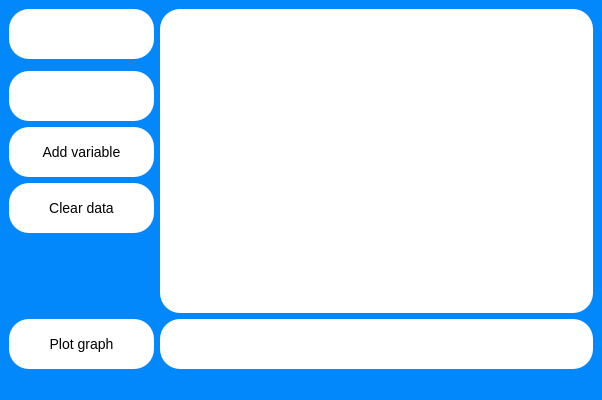
Above: Client-Side/Ui/GraphPlotter.ui from atlas-aerospace-yt/LabManagementSystem before the change. Below: the same form after it.
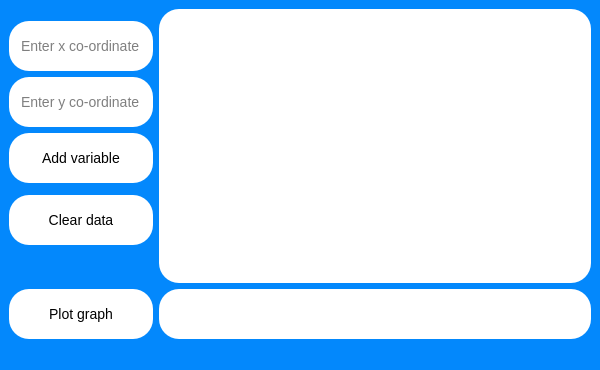
That is the form after the change.

Patch:
```diff
--- a/Client-Side/Ui/GraphPlotter.ui
+++ b/Client-Side/Ui/GraphPlotter.ui
@@ -6,10 +6,16 @@
    <rect>
     <x>0</x>
     <y>0</y>
-    <width>602</width>
-    <height>400</height>
+    <width>600</width>
+    <height>370</height>
    </rect>
   </property>
+  <property name="minimumSize">
+   <size>
+    <width>600</width>
+    <height>370</height>
+   </size>
+  </property>
   <property name="windowTitle">
    <string>Graph plotter</string>
   </property>
@@ -63,15 +69,15 @@
 	width: 20px;
 	border:none;
     border-radius: 10px;
-    background: #ffffff;
+    background: transparent;
 }
 QScrollBar::add-page, QScrollBar::sub-page 
 {
-	background-color: #ffffff;
+	background: transparent;
 }
 QScrollBar::add-line, QScrollBar::sub-line 
 {
-	background-color: #ffffff;
+	background: transparent;
 }
 QScrollBar::handle
 {
@@ -108,17 +114,46 @@
    <layout class="QGridLayout" name="gridLayout_2">
     <item row="2" column="0">
      <layout class="QGridLayout" name="gridLayout" columnstretch="1,3">
-      <item row="0" column="0">
-       <widget class="QLineEdit" name="y_variable">
+      <item row="11" column="1">
+       <widget class="QLabel" name="notification">
         <property name="minimumSize">
          <size>
           <width>0</width>
           <height>50</height>
          </size>
         </property>
+        <property name="text">
+         <string/>
+        </property>
        </widget>
       </item>
-      <item row="3" column="0">
+      <item row="11" column="0">
+       <widget class="QPushButton" name="plot_graph">
+        <property name="minimumSize">
+         <size>
+          <width>0</width>
+          <height>50</height>
+         </size>
+        </property>
+        <property name="text">
+         <string>Plot graph</string>
+        </property>
+       </widget>
+      </item>
+      <item row="2" column="0">
+       <widget class="QLineEdit" name="x_variable">
+        <property name="minimumSize">
+         <size>
+          <width>0</width>
+          <height>50</height>
+         </size>
+        </property>
+        <property name="placeholderText">
+         <string>Enter x co-ordinate</string>
+        </property>
+       </widget>
+      </item>
+      <item row="4" column="0">
        <widget class="QPushButton" name="add_variable">
         <property name="minimumSize">
          <size>
@@ -131,7 +166,7 @@
         </property>
        </widget>
       </item>
-      <item row="0" column="1" rowspan="6">
+      <item row="0" column="1" rowspan="8">
        <widget class="QTextBrowser" name="data">
         <property name="maximumSize">
          <size>
@@ -141,8 +176,8 @@
         </property>
        </widget>
       </item>
-      <item row="9" column="1">
-       <widget class="QLabel" name="notification">
+      <item row="6" column="0">
+       <widget class="QPushButton" name="clear_data">
         <property name="minimumSize">
          <size>
           <width>0</width>
@@ -150,34 +185,11 @@
          </size>
         </property>
         <property name="text">
-         <string/>
+         <string>Clear data</string>
         </property>
        </widget>
       </item>
-      <item row="2" column="0">
-       <widget class="QLineEdit" name="x_variable">
-        <property name="minimumSize">
-         <size>
-          <width>0</width>
-          <height>50</height>
-         </size>
-        </property>
-       </widget>
-      </item>
-      <item row="9" column="0">
-       <widget class="QPushButton" name="plot_graph">
-        <property name="minimumSize">
-         <size>
-          <width>0</width>
-          <height>50</height>
-         </size>
-        </property>
-        <property name="text">
-         <string>Plot graph</string>
-        </property>
-       </widget>
-      </item>
-      <item row="5" column="0">
+      <item row="7" column="0">
        <spacer name="verticalSpacer">
         <property name="orientation">
          <enum>Qt::Vertical</enum>
@@ -190,16 +202,16 @@
         </property>
        </spacer>
       </item>
-      <item row="4" column="0">
-       <widget class="QPushButton" name="clear_data">
+      <item row="3" column="0">
+       <widget class="QLineEdit" name="y_variable">
         <property name="minimumSize">
          <size>
           <width>0</width>
           <height>50</height>
          </size>
         </property>
-        <property name="text">
-         <string>Clear data</string>
+        <property name="placeholderText">
+         <string>Enter y co-ordinate</string>
         </property>
        </widget>
       </item>
```
